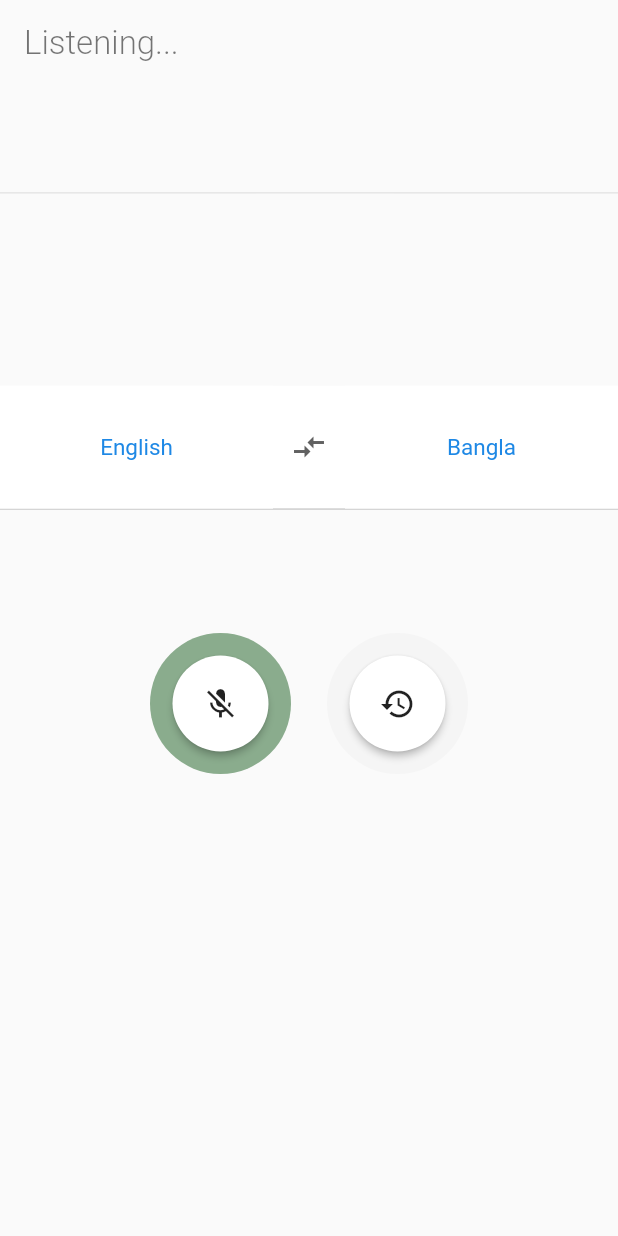
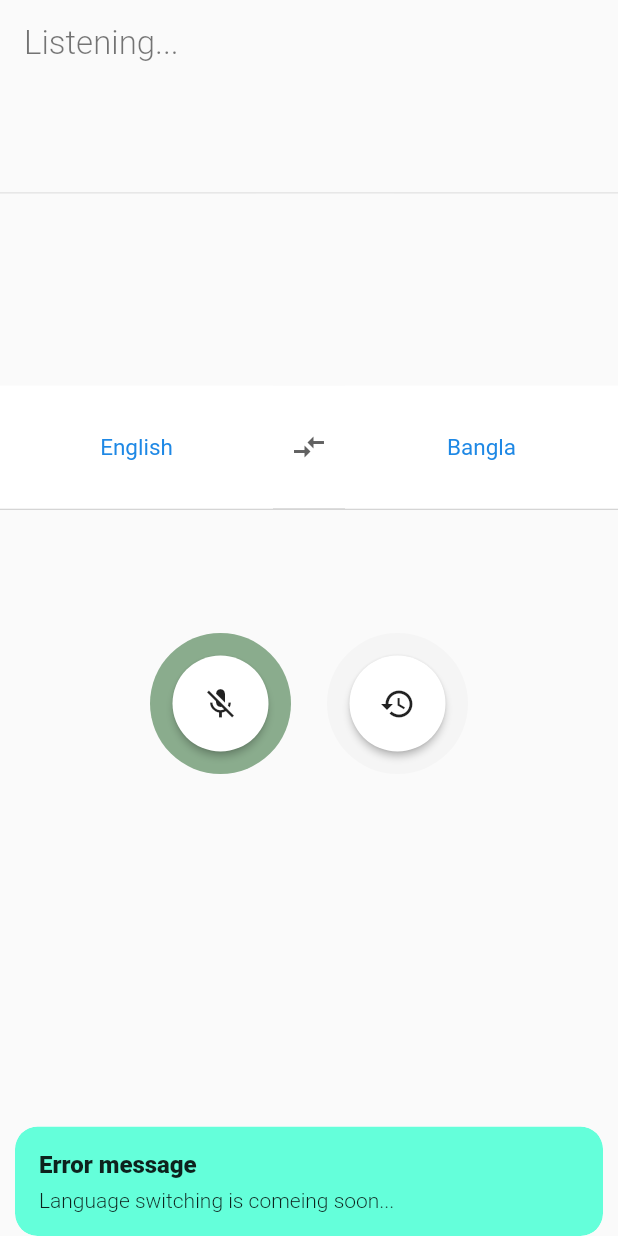
Before and after one commit to SyedMahamudulHasan/voice-translator, a Flutter app: the TranslatorScreen screen opened directly, after a tap on the "compare arrows" icon, after a tap on "English", on a phone screen of 412 x 824 dp. Run offline on Flutter 3.47's test engine with Material 2 defaults, Android fonts, the phone set to English and light mode, and no system bars; our stand-ins replace curved_navigation_bar, get, speech_to_text; missing offline and left inert: translator.

```diff
--- a/lib/screens/history_screen.dart
+++ b/lib/screens/history_screen.dart
@@ -1,7 +1,6 @@
 import 'package:edvive_task1_syed_mahamudul_hasan/models/appcontroller.dart';
 import 'package:flutter/material.dart';
 import 'package:get/get.dart';
-import 'package:intl/intl.dart';
 
 class HistoryScreen extends StatelessWidget {
   HistoryScreen({Key? key}) : super(key: key);
--- a/lib/screens/translatorScreen.dart
+++ b/lib/screens/translatorScreen.dart
@@ -115,7 +115,7 @@ class _TranslatorScreenState extends State<TranslatorScreen> {
           backgroundColor: Colors.tealAccent);
     }
     _translation = await translator.translate(
-        _speechText ?? "something went wrong, please wait or try again",
+        _speechText ?? "Sorry i didn't hear you.",
         from: 'en',
         to: 'bn');
     setState(() {
@@ -181,7 +181,7 @@ class _TranslatorScreenState extends State<TranslatorScreen> {
                     RecorderButton(
                       iconData: Icons.mic_off,
                       color: Colors.green.shade900.withOpacity(0.5),
-                      onClick: _stopListening(),
+                      onClick: _stopListening,
                     ),
                     RecorderButton(
                       color: Colors.grey.shade100,
@@ -194,7 +194,7 @@ class _TranslatorScreenState extends State<TranslatorScreen> {
               : RecorderButton(
                   iconData: Icons.mic,
                   color: Colors.deepOrangeAccent.shade700.withOpacity(0.5),
-                  onClick: _startListening(),
+                  onClick: _startListening,
                 ),
         ],
       ),
--- a/lib/widgets/choose_language.dart
+++ b/lib/widgets/choose_language.dart
@@ -1,5 +1,5 @@
-import 'package:flutter/cupertino.dart';
 import 'package:flutter/material.dart';
+import 'package:get/get.dart';
 
 class ChooseLanguage extends StatefulWidget {
   const ChooseLanguage({Key? key}) : super(key: key);
@@ -35,7 +35,12 @@ class _ChooseLanguageState extends State<ChooseLanguage> {
                 Icons.compare_arrows,
                 color: Colors.grey.shade700,
               ),
-              onPressed: () {},
+              onPressed: () {
+                Get.snackbar(
+                    'Error message', 'Language switching is comeing soon...',
+                    snackPosition: SnackPosition.BOTTOM,
+                    backgroundColor: Colors.tealAccent);
+              },
             ),
           ),
           languageButton(_secondLanguage)
@@ -49,7 +54,12 @@ class _ChooseLanguageState extends State<ChooseLanguage> {
       child: Material(
         color: Colors.white,
         child: InkWell(
-          onTap: () {},
+          onTap: () {
+            Get.snackbar(
+                'Error message', 'Language switching is comeing soon...',
+                snackPosition: SnackPosition.BOTTOM,
+                backgroundColor: Colors.tealAccent);
+          },
           child: Center(
             child: Text(
               language,
--- a/lib/widgets/recordButton.dart
+++ b/lib/widgets/recordButton.dart
@@ -16,7 +16,7 @@ class RecorderButton extends StatelessWidget {
   final IconData iconData;
   final speechText;
   final TranslateText;
-  final Future<void>? onClick;
+  dynamic onClick;
 
   final AppController _appController = Get.put(AppController());
   String formattedDate =
@@ -40,7 +40,7 @@ class RecorderButton extends StatelessWidget {
                 backgroundColor: Colors.tealAccent);
           }
 
-          onClick;
+          if (onClick != null) onClick();
         },
         fillColor: Colors.white,
         shape: const CircleBorder(),
```
Also changed, not shown: 5 other files.
